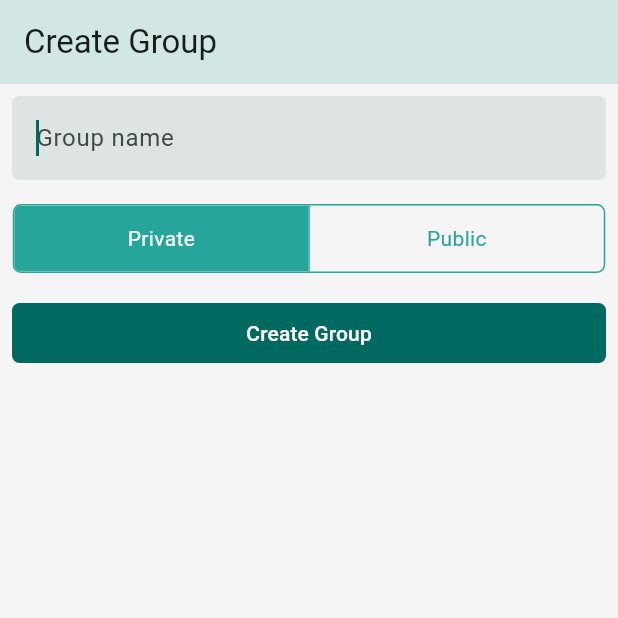
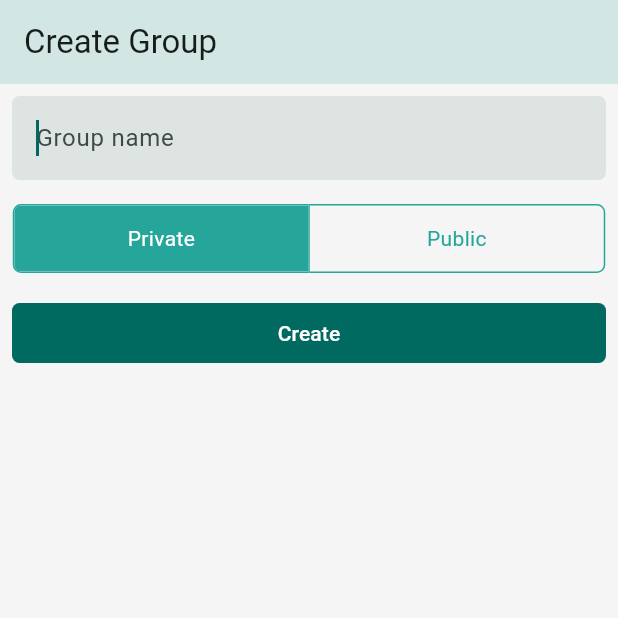
Before and after one commit to Xatta-Trone/Anu-movie-link-sharing-app, a Flutter app: the CreateGroupPage screen opened by its route, after a tap on "Private", on a phone screen of 412 x 824 dp, the top half of it. Run offline on Flutter 3.47's test engine with Material 3 defaults, Android fonts, the phone set to English and light mode, and no system bars; our stand-ins replace flutter_dotenv, flutter_riverpod, freezed_annotation, go_router, google_sign_in, riverpod_annotation and 2 more; accounts and stored records are empty; generated files the repository leaves out were written again.

Commit message:
group update delete added

```diff
--- a/lib/core/routes.dart
+++ b/lib/core/routes.dart
@@ -3,6 +3,7 @@ import 'package:anu3/core/core.dart';
 import 'package:anu3/dashboard/dashboard.dart';
 import 'package:anu3/group/view/create_group_page.dart';
 import 'package:anu3/profile/view/profile_page.dart';
+import 'package:flutter/foundation.dart';
 import 'package:go_router/go_router.dart';
 
 // final user = ref.watch(authUserProvider).asData?.value;
@@ -28,7 +29,15 @@ final router = GoRouter(
     GoRoute(
       name: createGroupRoute,
       path: '/create-group',
-      builder: (context, state) => const CreateGroupPage(),
+      builder: (context, state) {
+        final groupId = state.uri.queryParameters['group_id'];
+        if (kDebugMode) {
+          print('Group ID: $groupId');
+        }
+        return CreateGroupPage(
+          groupId: groupId,
+        );
+      },
     )
   ],
 );
--- a/lib/group/model/group_model.dart
+++ b/lib/group/model/group_model.dart
@@ -10,6 +10,7 @@ class GroupModel with _$GroupModel {
     required String name,
     required String code,
     required bool visibility,
+    @JsonKey(name: 'user_id') required String userId,
     @JsonKey(name: 'created_at') required DateTime createdAt,
   }) = _GroupModel;
 
--- a/lib/group/view/create_group_page.dart
+++ b/lib/group/view/create_group_page.dart
@@ -1,12 +1,13 @@
-import 'dart:io';
-
-import 'package:anu3/group/api/group_repository.dart';
+import 'package:anu3/group/group.dart';
 import 'package:anu3/group/providers/group_list_notifier_provider.dart';
+import 'package:flutter/foundation.dart';
 import 'package:flutter/material.dart';
 import 'package:flutter_riverpod/flutter_riverpod.dart';
 
+// ignore: must_be_immutable
 class CreateGroupPage extends ConsumerStatefulWidget {
-  const CreateGroupPage({super.key});
+  String? groupId;
+  CreateGroupPage({super.key, this.groupId});
   @override
   ConsumerState<ConsumerStatefulWidget> createState() => _CreateGroupPageState();
 }
@@ -14,31 +15,68 @@ class CreateGroupPage extends ConsumerStatefulWidget {
 class _CreateGroupPageState extends ConsumerState<CreateGroupPage> {
   final _formKey = GlobalKey<FormState>();
   final _groupNameController = TextEditingController();
-  final List<bool> _selectedPrivacy = <bool>[true, false];
+  // 1st private 2nd public
+  final List<bool> _isPublic = <bool>[false, true];
   bool _isCreating = false;
 
-  addGroup(BuildContext context) {
+  @override
+  void initState() {
+    super.initState();
+    if (widget.groupId != null) {
+      if (kDebugMode) {
+        print(widget.groupId);
+      }
+      GroupModel group = ref.read(groupListNotifierProvider.notifier).getGroupById(int.parse(widget.groupId!));
+      _groupNameController.text = group.name;
+      _isPublic[0] = group.visibility == false;
+      _isPublic[1] = group.visibility == true;
+    }
+  }
+
+  handleSubmit(BuildContext context) {
     setState(() {
       _isCreating = true;
     });
-    final isPrivate = _selectedPrivacy[0] == true;
+    final isPublic = _isPublic[1] == true;
+    // ... Your code here ...
+    ScaffoldMessenger.of(context).clearSnackBars();
+    try {
+      if (widget.groupId == null) {
+        ref.read(groupListNotifierProvider.notifier).addGroup(name: _groupNameController.text, visibility: isPublic);
 
-    try {
-      ref.read(groupListNotifierProvider.notifier).addGroup(name: _groupNameController.text, visibility: isPrivate);
-      ScaffoldMessenger.of(context).clearSnackBars();
-      ScaffoldMessenger.of(context).showSnackBar(
-        const SnackBar(content: Text('Group created')),
-      );
+        ScaffoldMessenger.of(context).showSnackBar(
+          const SnackBar(content: Text('Group created...')),
+        );
+      } else {
+        if (kDebugMode) {
+          print(
+            'updating....$isPublic',
+          );
+        }
+        ref.read(groupListNotifierProvider.notifier).updateGroup(id: widget.groupId!, name: _groupNameController.text, visibility: isPublic);
+
+        ScaffoldMessenger.of(context).showSnackBar(
+          const SnackBar(content: Text('Group updated...')),
+        );
+      }
+
       _groupNameController.clear();
       if (mounted) {
         // sleep(const Duration(seconds: 1));
         Navigator.pop(context);
       }
     } catch (e) {
-      ScaffoldMessenger.of(context).clearSnackBars();
-      ScaffoldMessenger.of(context).showSnackBar(
-        const SnackBar(content: Text('Error creating group')),
-      );
+      if (widget.groupId == null) {
+        ScaffoldMessenger.of(context).showSnackBar(
+          const SnackBar(content: Text('Error creating group')),
+        );
+
+      } else {
+        ScaffoldMessenger.of(context).showSnackBar(
+          const SnackBar(content: Text('Error updating group')),
+        );
+      }
+
     }
 
     setState(() {
@@ -50,7 +88,7 @@ class _CreateGroupPageState extends ConsumerState<CreateGroupPage> {
   Widget build(BuildContext context) {
     return Scaffold(
         appBar: AppBar(
-          title: const Text('Create Group'),
+          title: Text('${widget.groupId == null ? 'Create' : 'Update'} Group'),
           elevation: double.infinity,
         ),
         body: Padding(
@@ -82,14 +120,14 @@ class _CreateGroupPageState extends ConsumerState<CreateGroupPage> {
                 ),
                 ToggleButtons(
                   constraints: BoxConstraints(
-                    minWidth: (MediaQuery.of(context).size.width - 20) / _selectedPrivacy.length,
+                    minWidth: (MediaQuery.of(context).size.width - 20) / _isPublic.length,
                   ),
-                  isSelected: _selectedPrivacy,
+                  isSelected: _isPublic,
                   onPressed: (int index) {
                     setState(() {
                       // The button that is tapped is set to true, and the others to false.
-                      for (int i = 0; i < _selectedPrivacy.length; i++) {
-                        _selectedPrivacy[i] = i == index;
+                      for (int i = 0; i < _isPublic.length; i++) {
+                        _isPublic[i] = i == index;
                       }
                     });
                   },
@@ -131,10 +169,10 @@ class _CreateGroupPageState extends ConsumerState<CreateGroupPage> {
                                 const SnackBar(content: Text('Processing Data')),
                               );
 
-                              addGroup(context);
+                              handleSubmit(context);
                             }
                           },
-                    child: const Text('Create Group'),
+                    child: Text(widget.groupId == null ? 'Create' : 'Update'),
                   ),
                 ),
               ],
```
Also changed, not shown: lib/group/api/group_repository.dart (+42 -2 lines), lib/group/providers/group_list_notifier_provider.dart (+34 -2 lines), lib/group/view/group_page.dart (+57 -3 lines), lib/group/model/group_model.freezed.dart, lib/group/model/group_model.g.dart, lib/group/providers/group_list_notifier_provider.g.dart.
